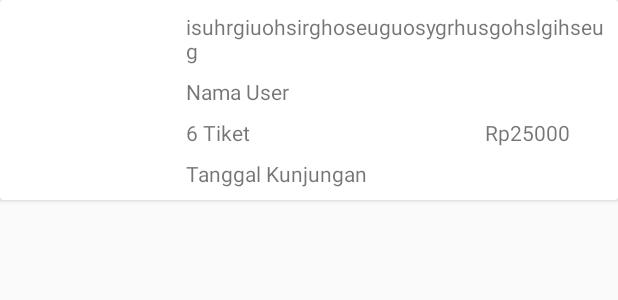
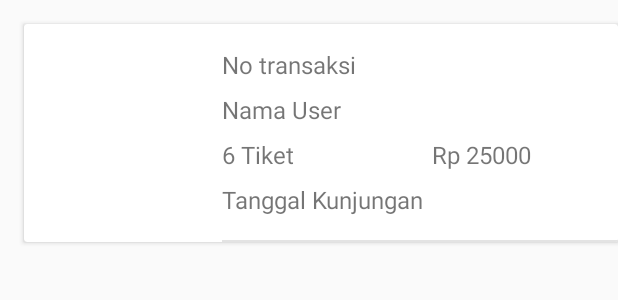
Before and after one commit to irvanalfaridzi/WisataInApp, an Android app: the layout item_konfirmasi_tiket.xml on its own in the app's theme, with its tools: preview values and no code run, on a phone screen of 412 x 824 dp. Shown: the top 300 px of the screen. Run offline under Robolectric (Android 15) with nearby library versions, the phone set to English and light mode, and no system bars.

Commit message:
item_konfirmasi_tiket

```diff
--- a/app/src/main/res/layout/item_konfirmasi_tiket.xml
+++ b/app/src/main/res/layout/item_konfirmasi_tiket.xml
@@ -8,7 +8,11 @@
     <android.support.v7.widget.CardView
         android:layout_width="match_parent"
         android:layout_height="wrap_content"
-        tools:ignore="MissingConstraints">
+        android:layout_marginStart="16dp"
+        android:layout_marginTop="16dp"
+        android:layout_marginBottom="16dp"
+        app:layout_constraintStart_toStartOf="parent"
+        app:layout_constraintTop_toTopOf="parent">
 
         <android.support.constraint.ConstraintLayout
             android:layout_width="match_parent"
@@ -27,49 +31,76 @@
                 android:layout_width="0dp"
                 android:layout_height="wrap_content"
                 android:id="@+id/ikttRefTransaksi"
-                android:text="isuhrgiuohsirghoseuguosygrhusgohslgihseug"
-                android:layout_margin="8dp"
+                android:text="No transaksi"
+                android:layout_marginStart="16dp"
+                android:layout_marginTop="16dp"
+                android:layout_marginEnd="16dp"
+                android:textSize="16sp"
+                app:layout_constraintStart_toEndOf="@id/iktiGambarBukti"
                 app:layout_constraintTop_toTopOf="parent"
+                app:layout_constraintEnd_toEndOf="parent"/>
+
+            <TextView
+                android:layout_width="0dp"
+                android:layout_height="wrap_content"
+                android:id="@+id/ikttNamaUser"
+                android:text="Nama User"
+                android:layout_marginStart="16dp"
+                android:layout_marginTop="8dp"
+                android:layout_marginEnd="16dp"
+                android:textSize="16sp"
+                app:layout_constraintStart_toEndOf="@id/iktiGambarBukti"
+                app:layout_constraintTop_toBottomOf="@id/ikttRefTransaksi"
+                app:layout_constraintEnd_toEndOf="parent"/>
+
+            <TextView
+                android:layout_width="0dp"
+                android:layout_height="wrap_content"
+                android:id="@+id/ikttJumlahTiket"
+                android:text="6 Tiket"
+                android:layout_marginStart="16dp"
+                android:layout_marginTop="8dp"
+                android:layout_marginEnd="16dp"
+                android:textSize="16sp"
+                app:layout_constraintStart_toEndOf="@id/iktiGambarBukti"
+                app:layout_constraintTop_toBottomOf="@id/ikttNamaUser"
+                app:layout_constraintEnd_toStartOf="@id/ikttTotalHarga"/>
+
+            <TextView
+                android:layout_width="0dp"
+                android:layout_height="wrap_content"
+                android:id="@+id/ikttTotalHarga"
+                android:text="Rp 25000"
+                android:layout_marginEnd="16dp"
+                android:layout_marginTop="8dp"
+                android:layout_marginStart="16dp"
+                android:textSize="16sp"
+                app:layout_constraintEnd_toEndOf="parent"
+                app:layout_constraintTop_toBottomOf="@id/ikttNamaUser"
+                app:layout_constraintStart_toEndOf="@id/ikttJumlahTiket"/>
+
+            <TextView
+                android:layout_width="0dp"
+                android:layout_height="wrap_content"
+                android:id="@+id/ikttTanggalKunjungan"
+                android:text="Tanggal Kunjungan"
+                android:layout_marginStart="16dp"
+                android:layout_marginTop="8dp"
+                android:layout_marginEnd="16dp"
+                android:textSize="16sp"
+                app:layout_constraintTop_toBottomOf="@id/ikttJumlahTiket"
                 app:layout_constraintStart_toEndOf="@id/iktiGambarBukti"
                 app:layout_constraintEnd_toEndOf="parent"/>
 
-            <TextView
-                android:layout_width="wrap_content"
-                android:layout_height="wrap_content"
-                android:id="@+id/ikttNamaUser"
-                android:text="Nama User"
-                android:layout_margin="8dp"
-                app:layout_constraintTop_toBottomOf="@id/ikttRefTransaksi"
-                app:layout_constraintStart_toEndOf="@id/iktiGambarBukti"/>
-
-            <TextView
-                android:layout_width="wrap_content"
-                android:layout_height="wrap_content"
-                android:id="@+id/ikttJumlahTiket"
-                android:text="6 Tiket"
-                android:layout_margin="8dp"
-                app:layout_constraintTop_toBottomOf="@id/ikttNamaUser"
-                app:layout_constraintStart_toEndOf="@id/iktiGambarBukti"/>
-
-            <TextView
-                android:layout_width="wrap_content"
-                android:layout_height="wrap_content"
-                android:id="@+id/ikttTotalHarga"
-                android:text="Rp25000"
-                android:layout_marginVertical="8dp"
-                android:layout_marginHorizontal="32dp"
+            <ImageView
+                android:layout_width="0dp"
+                android:layout_height="1dp"
+                android:layout_marginStart="16dp"
+                android:layout_marginTop="16dp"
+                android:background="#e3e3e3"
                 app:layout_constraintEnd_toEndOf="parent"
-                app:layout_constraintTop_toBottomOf="@id/ikttNamaUser"/>
-
-            <TextView
-                android:layout_width="wrap_content"
-                android:layout_height="wrap_content"
-                android:id="@+id/ikttTanggalKunjungan"
-                android:text="Tanggal Kunjungan"
-                android:layout_margin="8dp"
-                app:layout_constraintTop_toBottomOf="@id/ikttJumlahTiket"
                 app:layout_constraintStart_toEndOf="@id/iktiGambarBukti"
-                app:layout_constraintBottom_toBottomOf="parent"/>
+                app:layout_constraintTop_toBottomOf="@id/ikttTanggalKunjungan" />
 
         </android.support.constraint.ConstraintLayout>
 
```
